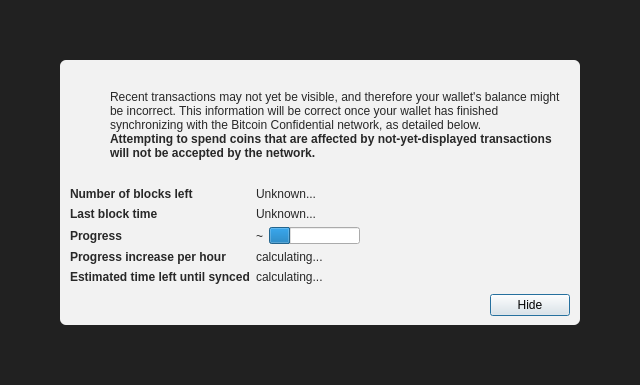
The window that src/qt/forms/modaloverlay.ui (Bitcoin-Confidential/BitcoinC-Core) describes before a commit, drawn with Qt 5.
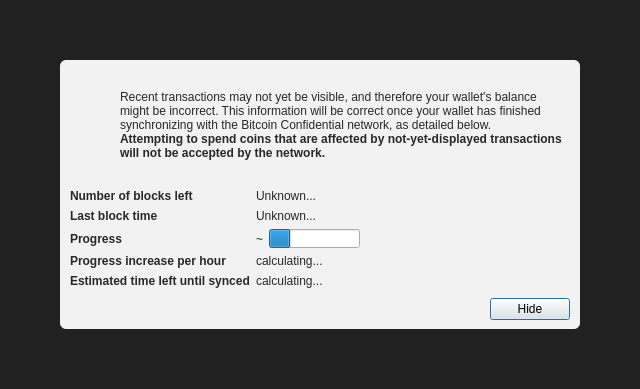
The same window after the commit. Icons and pictures are not drawn. Custom widgets are drawn as their Qt base class.

Commit message: qt: Fixed layout/size issues in sync overlay

Patch:
```diff
--- a/src/qt/forms/modaloverlay.ui
+++ b/src/qt/forms/modaloverlay.ui
@@ -7,7 +7,7 @@
     <x>0</x>
     <y>0</y>
     <width>640</width>
-    <height>385</height>
+    <height>389</height>
    </rect>
   </property>
   <property name="windowTitle">
@@ -80,6 +80,9 @@
              <property name="leftMargin">
               <number>0</number>
              </property>
+             <property name="rightMargin">
+              <number>10</number>
+             </property>
              <item>
               <widget class="QPushButton" name="warningIcon">
                <property name="enabled">
```
Left out of the diff: 12 changed lines with no effect on the pictures. The commit also changes 1 other file.
